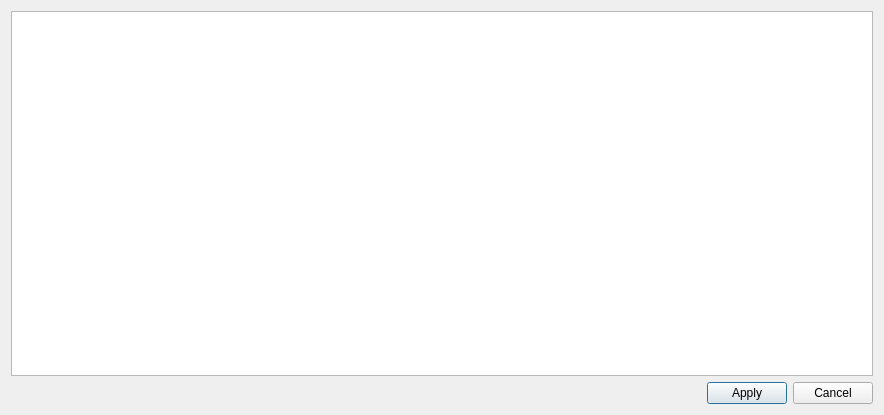
Old version of the form VisaInstrumentControlAssistant/instrumentconfiguration.ui in the repository pengjianaixue/VisaInstrumentControlAssistant.
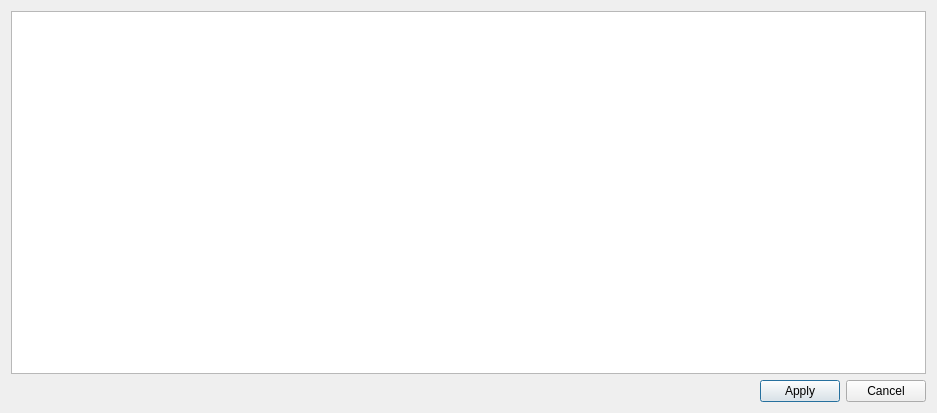
New version of the form. Icons and pictures are not drawn.

```diff
--- a/VisaInstrumentControlAssistant/instrumentconfiguration.ui
+++ b/VisaInstrumentControlAssistant/instrumentconfiguration.ui
@@ -6,8 +6,8 @@
    <rect>
     <x>0</x>
     <y>0</y>
-    <width>884</width>
-    <height>415</height>
+    <width>937</width>
+    <height>413</height>
    </rect>
   </property>
   <property name="windowTitle">
```
